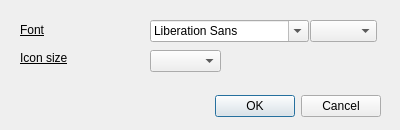
Old version of the form listfontdialog.ui in the repository SideFx/SecretJournalQt.
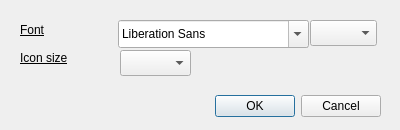
New version of the form. Custom widgets are drawn as their Qt base class.

The edit to the form file:
```diff
--- a/listfontdialog.ui
+++ b/listfontdialog.ui
@@ -44,10 +44,10 @@
   <widget class="QFontComboBox" name="fontComboBox">
    <property name="geometry">
     <rect>
-     <x>150</x>
+     <x>118</x>
      <y>20</y>
-     <width>159</width>
-     <height>22</height>
+     <width>191</width>
+     <height>28</height>
     </rect>
    </property>
   </widget>
@@ -57,7 +57,7 @@
      <x>310</x>
      <y>20</y>
      <width>67</width>
-     <height>22</height>
+     <height>26</height>
     </rect>
    </property>
   </widget>
@@ -66,7 +66,7 @@
     <rect>
      <x>20</x>
      <y>20</y>
-     <width>121</width>
+     <width>81</width>
      <height>20</height>
     </rect>
    </property>
@@ -84,7 +84,7 @@
     <rect>
      <x>20</x>
      <y>50</y>
-     <width>121</width>
+     <width>81</width>
      <height>16</height>
     </rect>
    </property>
@@ -100,14 +100,21 @@
   <widget class="QComboBox" name="iconSizeBox">
    <property name="geometry">
     <rect>
-     <x>150</x>
+     <x>120</x>
      <y>50</y>
      <width>71</width>
-     <height>22</height>
+     <height>26</height>
     </rect>
    </property>
   </widget>
  </widget>
+ <customwidgets>
+  <customwidget>
+   <class>JBFontComboBox</class>
+   <extends>QFontComboBox</extends>
+   <header location="global">jbfontcombobox.hpp</header>
+  </customwidget>
+ </customwidgets>
  <resources/>
  <connections>
   <connection>
```
Left out of the diff: 2 changed lines with no effect on the pictures.
